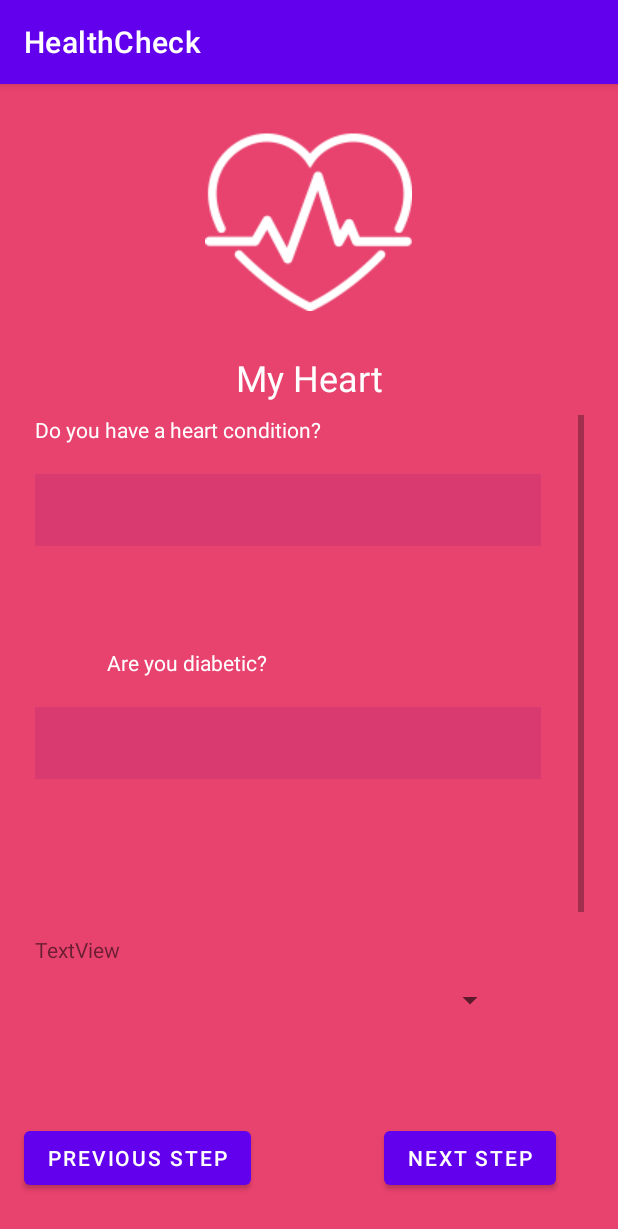
After one commit to hylionx/HealthCheck, an Android app: the MyHeart screen opened directly, with no data from a screen before it, on a phone screen of 412 x 824 dp. The commit adds this screen. Shown: the top 1229 px of the screen. Run offline under Robolectric (Android 15) with nearby library versions, the light colour scheme and no system bars.

Commit message:
Add Scroll View

```diff
--- a/app/src/main/AndroidManifest.xml
+++ b/app/src/main/AndroidManifest.xml
@@ -10,10 +10,10 @@
         android:supportsRtl="true"
         android:theme="@style/Theme.HealthCheck">
         <activity
-            android:name=".MonCoeur"
+            android:name=".MyHeart"
             android:exported="false" />
         <activity
-            android:name=".JeSuis"
+            android:name=".IAm"
             android:exported="false" />
         <activity
             android:name=".MainActivity"
--- /dev/null
+++ b/app/src/main/java/com/example/healthcheck/IAm.java
@@ -0,0 +1,37 @@
+package com.example.healthcheck;
+
+import androidx.appcompat.app.AppCompatActivity;
+
+import android.content.Intent;
+import android.os.Bundle;
+import android.widget.Button;
+
+public class IAm extends AppCompatActivity {
+    Button btn_suiv;
+    Button btn_prec;
+    @Override
+    protected void onCreate(Bundle savedInstanceState) {
+        super.onCreate(savedInstanceState);
+        setContentView(R.layout.activity_i_am);
+
+
+        btn_suiv = findViewById(R.id.btn_suiv);
+        btn_suiv.setOnClickListener(view -> onClickButtonSuivant());
+        btn_prec = findViewById(R.id.btn_prec);
+        btn_prec.setOnClickListener(view -> onClickButtonPrecedent());
+    }
+
+
+
+
+    public void onClickButtonSuivant(){
+        Intent intent = new Intent(this,MyHeart.class );
+        startActivity(intent);
+
+    }
+
+
+    public void onClickButtonPrecedent(){
+        finish();
+    }
+}
--- a/app/src/main/java/com/example/healthcheck/JeSuis.java
+++ /dev/null
@@ -1,14 +0,0 @@
-package com.example.healthcheck;
-
-import androidx.appcompat.app.AppCompatActivity;
-
-import android.os.Bundle;
-
-public class JeSuis extends AppCompatActivity {
-
-    @Override
-    protected void onCreate(Bundle savedInstanceState) {
-        super.onCreate(savedInstanceState);
-        setContentView(R.layout.activity_je_suis);
-    }
-}
--- a/app/src/main/java/com/example/healthcheck/MainActivity.java
+++ b/app/src/main/java/com/example/healthcheck/MainActivity.java
@@ -2,13 +2,38 @@ package com.example.healthcheck;
 
 import androidx.appcompat.app.AppCompatActivity;
 
+import android.content.Intent;
 import android.os.Bundle;
+import android.widget.Button;
+import android.widget.Toast;
 
 public class MainActivity extends AppCompatActivity {
+    Button btn_start;
+
+
 
     @Override
     protected void onCreate(Bundle savedInstanceState) {
         super.onCreate(savedInstanceState);
         setContentView(R.layout.activity_main);
+
+
+        btn_start = findViewById(R.id.btn_start);
+        btn_start.setOnClickListener(view -> onClickButtonStart());
     }
+
+    public void onClickButtonStart(){
+
+        Intent intent = new Intent(this,IAm.class );
+        startActivity(intent);
+
+    }
+
+    public void toast(String msg) {
+        Toast.makeText(this, msg,Toast.LENGTH_SHORT).show();
+    }
+
+
+
+
 }
--- a/app/src/main/java/com/example/healthcheck/MonCoeur.java
+++ /dev/null
@@ -1,14 +0,0 @@
-package com.example.healthcheck;
-
-import androidx.appcompat.app.AppCompatActivity;
-
-import android.os.Bundle;
-
-public class MonCoeur extends AppCompatActivity {
-
-    @Override
-    protected void onCreate(Bundle savedInstanceState) {
-        super.onCreate(savedInstanceState);
-        setContentView(R.layout.activity_mon_coeur);
-    }
-}
--- /dev/null
+++ b/app/src/main/java/com/example/healthcheck/MyHeart.java
@@ -0,0 +1,27 @@
+package com.example.healthcheck;
+
+import androidx.appcompat.app.AppCompatActivity;
+
+import android.os.Bundle;
+import android.widget.Button;
+
+public class MyHeart extends AppCompatActivity {
+    Button button_pre;
+    Button btn_suivant;
+
+    @Override
+    protected void onCreate(Bundle savedInstanceState) {
+        super.onCreate(savedInstanceState);
+        setContentView(R.layout.activity_my_heart);
+
+        button_pre = findViewById(R.id.button_pre);
+        button_pre.setOnClickListener(view -> onClickButtonPrecedent());
+    }
+
+
+
+
+    public void onClickButtonPrecedent(){
+        finish();
+    }
+}
--- /dev/null
+++ b/app/src/main/res/layout-land/activity_my_heart.xml
@@ -0,0 +1,146 @@
+<?xml version="1.0" encoding="utf-8"?>
+<androidx.constraintlayout.widget.ConstraintLayout xmlns:android="http://schemas.android.com/apk/res/android"
+    xmlns:app="http://schemas.android.com/apk/res-auto"
+    xmlns:tools="http://schemas.android.com/tools"
+    android:layout_width="match_parent"
+    android:layout_height="match_parent"
+    android:background="#E8426E"
+    android:visibility="visible"
+    tools:context=".MyHeart">
+
+    <TextView
+        android:id="@+id/titre_mon_coeur"
+        android:layout_width="205dp"
+        android:layout_height="33dp"
+        android:layout_marginTop="28dp"
+        android:text="@string/my_heart"
+        android:textAlignment="center"
+        android:textColor="#FFFFFF"
+        android:textSize="24sp"
+        app:layout_constraintEnd_toEndOf="@+id/my_heart_img"
+        app:layout_constraintStart_toStartOf="@+id/my_heart_img"
+        app:layout_constraintTop_toBottomOf="@+id/my_heart_img" />
+
+    <ImageView
+        android:id="@+id/my_heart_img"
+        android:layout_width="wrap_content"
+        android:layout_height="wrap_content"
+        android:layout_marginTop="32dp"
+        android:contentDescription="@string/my_heart"
+        android:src="@drawable/moncoeur"
+        app:layout_constraintEnd_toEndOf="parent"
+        app:layout_constraintHorizontal_bias="0.498"
+        app:layout_constraintStart_toStartOf="parent"
+        app:layout_constraintTop_toTopOf="parent" />
+
+    <ScrollView
+        android:layout_width="366dp"
+        android:layout_height="396dp"
+        android:layout_marginTop="8dp"
+        app:layout_constraintEnd_toEndOf="@+id/titre_mon_coeur"
+        app:layout_constraintStart_toStartOf="@+id/titre_mon_coeur"
+        app:layout_constraintTop_toBottomOf="@+id/titre_mon_coeur"
+        tools:ignore="SpeakableTextPresentCheck">
+
+        <LinearLayout
+            android:layout_width="match_parent"
+            android:layout_height="wrap_content"
+            android:orientation="vertical">
+
+            <TextView
+                android:id="@+id/q1_txt"
+                android:layout_width="wrap_content"
+                android:layout_height="wrap_content"
+                android:layout_marginBottom="20dp"
+                android:contentDescription="@string/question1"
+                android:text="@string/question1"
+                android:textColor="#FFFFFF"
+                tools:ignore="TextContrastCheck" />
+
+            <Spinner
+                android:id="@+id/sp_q1"
+                android:layout_width="337dp"
+                android:layout_height="48dp"
+                android:layout_marginBottom="68dp"
+                android:background="#28871176"
+                android:backgroundTint="#FBFBFB"
+                android:backgroundTintMode="multiply"
+                android:popupBackground="@android:color/black"
+                android:spinnerMode="dialog"
+                tools:ignore="SpeakableTextPresentCheck" />
+
+            <TextView
+                android:id="@+id/q2_txt"
+                android:layout_width="wrap_content"
+                android:layout_height="wrap_content"
+                android:layout_marginStart="48dp"
+                android:layout_marginBottom="20dp"
+                android:contentDescription="@string/question2"
+                android:text="@string/question2"
+                android:textColor="#FFFFFF"
+                tools:ignore="TextContrastCheck" />
+
+            <Spinner
+                android:id="@+id/sp_q2"
+                android:layout_width="337dp"
+                android:layout_height="48dp"
+                android:layout_marginBottom="104dp"
+                android:background="#28871176"
+                android:backgroundTint="#FBFBFB"
+                android:backgroundTintMode="multiply"
+                android:popupBackground="@android:color/black"
+                android:spinnerMode="dialog"
+                tools:ignore="SpeakableTextPresentCheck" />
+
+            <TextView
+                android:id="@+id/textView3"
+                android:layout_width="216dp"
+                android:layout_height="wrap_content"
+                android:text="@string/sp_q4"
+                tools:ignore="TextContrastCheck" />
+
+            <Spinner
+                android:id="@+id/spinner2"
+                android:layout_width="314dp"
+                android:layout_height="wrap_content"
+                android:minHeight="48dp"
+                tools:ignore="SpeakableTextPresentCheck" />
+
+            <TextView
+                android:id="@+id/textView4"
+                android:layout_width="216dp"
+                android:layout_height="wrap_content"
+                android:text="@string/sp_q3"
+                tools:ignore="TextContrastCheck" />
+
+            <Spinner
+                android:id="@+id/spinner"
+                android:layout_width="313dp"
+                android:layout_height="40dp" />
+
+        </LinearLayout>
+    </ScrollView>
+
+    <Button
+        android:id="@+id/btn_suivant"
+        android:layout_width="wrap_content"
+        android:layout_height="wrap_content"
+        android:layout_marginBottom="28dp"
+        android:text="@string/next_step"
+        app:layout_constraintBottom_toBottomOf="parent"
+        app:layout_constraintEnd_toEndOf="parent"
+        app:layout_constraintHorizontal_bias="0.68"
+        app:layout_constraintStart_toEndOf="@+id/button_pre" />
+
+    <Button
+        android:id="@+id/button_pre"
+        android:layout_width="wrap_content"
+        android:layout_height="wrap_content"
+        android:layout_marginStart="16dp"
+        android:layout_marginBottom="28dp"
+        android:text="@string/previous_step"
+        app:layout_constraintBottom_toBottomOf="parent"
+        app:layout_constraintStart_toStartOf="parent"
+        tools:ignore="TouchTargetSizeCheck" />
+
+</androidx.constraintlayout.widget.ConstraintLayout>
--- a/app/src/main/res/layout/activity_je_suis.xml
+++ b/app/src/main/res/layout/activity_i_am.xml
@@ -6,7 +6,7 @@
     android:layout_height="match_parent"
     android:background="#B8A5D0"
     android:contentDescription="@string/my_profile"
-    tools:context=".JeSuis">
+    tools:context=".IAm">
 
     <TextView
         android:id="@+id/txt_you_are"
@@ -64,15 +64,14 @@
         android:text="@string/your_age"
         android:textColor="#0277BD"
         android:textSize="20sp"
+        app:layout_constraintBottom_toBottomOf="@+id/edit_age"
         app:layout_constraintStart_toStartOf="parent"
-        app:layout_constraintTop_toTopOf="@+id/edit_age"
         tools:ignore="TextContrastCheck" />
 
     <EditText
         android:id="@+id/edit_age"
-        android:layout_width="wrap_content"
-        android:layout_height="wrap_content"
-        android:layout_marginStart="16dp"
+        android:layout_width="144dp"
+        android:layout_height="44dp"
         android:layout_marginTop="84dp"
         android:ems="10"
         android:importantForAutofill="no"
@@ -81,7 +80,7 @@
         app:layout_constraintEnd_toEndOf="@+id/rg_selection"
         app:layout_constraintStart_toStartOf="@+id/rg_selection"
         app:layout_constraintTop_toBottomOf="@+id/rg_selection"
-        tools:ignore="DuplicateSpeakableTextCheck" />
+        tools:ignore="DuplicateSpeakableTextCheck,TouchTargetSizeCheck" />
 
     <Button
         android:id="@+id/btn_prec"
@@ -108,11 +107,13 @@
         android:id="@+id/titre_je_suis"
         android:layout_width="wrap_content"
         android:layout_height="wrap_content"
+        android:layout_marginTop="8dp"
         android:text="@string/my_profile"
         android:textAlignment="center"
         android:textColor="#FFFFFF"
         android:textSize="24sp"
         app:layout_constraintEnd_toEndOf="@+id/profil"
+        app:layout_constraintHorizontal_bias="0.75"
         app:layout_constraintStart_toStartOf="@+id/profil"
         app:layout_constraintTop_toBottomOf="@+id/profil"
         tools:ignore="TextContrastCheck" />
@@ -121,6 +122,7 @@
         android:id="@+id/profil"
         android:layout_width="136dp"
         android:layout_height="84dp"
+        android:layout_marginTop="32dp"
         android:contentDescription="@string/my_profile"
         app:layout_constraintEnd_toEndOf="parent"
         app:layout_constraintStart_toStartOf="parent"
--- a/app/src/main/res/layout/activity_main.xml
+++ b/app/src/main/res/layout/activity_main.xml
@@ -24,14 +24,14 @@
         android:id="@+id/edit_name"
         android:layout_width="wrap_content"
         android:layout_height="wrap_content"
-        android:layout_marginTop="16dp"
+        android:layout_marginTop="24dp"
         android:autofillHints=" "
         android:ems="10"
         android:inputType="textPersonName"
         android:minHeight="48dp"
         android:textColor="#F3EFEF"
         app:layout_constraintEnd_toEndOf="@+id/name_txt"
-        app:layout_constraintHorizontal_bias="0.497"
+        app:layout_constraintHorizontal_bias="0.504"
         app:layout_constraintStart_toStartOf="@+id/name_txt"
         app:layout_constraintTop_toBottomOf="@+id/name_txt"
         tools:ignore="SpeakableTextPresentCheck,TouchTargetSizeCheck,TouchTargetSizeCheck,TouchTargetSizeCheck,TouchTargetSizeCheck,DuplicateSpeakableTextCheck" />
--- a/app/src/main/res/layout/activity_mon_coeur.xml
+++ /dev/null
@@ -1,95 +0,0 @@
-<?xml version="1.0" encoding="utf-8"?>
-<androidx.constraintlayout.widget.ConstraintLayout xmlns:android="http://schemas.android.com/apk/res/android"
-    xmlns:app="http://schemas.android.com/apk/res-auto"
-    xmlns:tools="http://schemas.android.com/tools"
-    android:layout_width="match_parent"
-    android:layout_height="match_parent"
-    android:background="#E8426E"
-    android:visibility="visible"
-    tools:context=".MonCoeur">
-
-    <ImageView
-        android:id="@+id/coeur_img"
-        android:layout_width="wrap_content"
-        android:layout_height="wrap_content"
-        android:layout_marginTop="4dp"
-        android:contentDescription="@string/coeur_img"
-        android:src="@drawable/coeur"
-        app:layout_constraintEnd_toEndOf="parent"
-        app:layout_constraintStart_toStartOf="parent"
-        app:layout_constraintTop_toTopOf="parent" />
-
-    <TextView
-        android:id="@+id/q1_txt"
-        android:layout_width="wrap_content"
-        android:layout_height="wrap_content"
-        android:layout_marginStart="16dp"
-        android:layout_marginTop="72dp"
-        android:contentDescription="@string/question1"
-        android:text="@string/question1"
-        android:textColor="#FFFFFF"
-        app:layout_constraintStart_toStartOf="parent"
-        app:layout_constraintTop_toBottomOf="@+id/coeur_img"
-        tools:ignore="TextContrastCheck" />
-
-    <TextView
-        android:id="@+id/q2_txt"
-        android:layout_width="wrap_content"
-        android:layout_height="wrap_content"
-        android:layout_marginStart="16dp"
-        android:layout_marginTop="24dp"
-        android:contentDescription="@string/question2"
-        android:text="@string/question2"
-        android:textColor="#FFFFFF"
-        app:layout_constraintStart_toStartOf="parent"
-        app:layout_constraintTop_toBottomOf="@+id/sp_q1"
-        tools:ignore="TextContrastCheck" />
-
-    <Spinner
-        android:id="@+id/sp_q1"
-        android:layout_width="338dp"
-        android:layout_height="48dp"
-        android:layout_marginTop="24dp"
-        android:background="#28871176"
-        android:backgroundTint="#FBFBFB"
-        android:backgroundTintMode="multiply"
-        android:popupBackground="@android:color/black"
-        android:spinnerMode="dialog"
-        app:layout_constraintEnd_toEndOf="parent"
-        app:layout_constraintHorizontal_bias="0.219"
-        app:layout_constraintStart_toStartOf="parent"
-        app:layout_constraintTop_toBottomOf="@+id/q1_txt"
-        tools:ignore="SpeakableTextPresentCheck" />
-
-    <Spinner
-        android:id="@+id/sp_q2"
-        android:layout_width="338dp"
-        android:layout_height="48dp"
-        android:layout_marginStart="8dp"
-        android:layout_marginTop="24dp"
-        android:background="#28871176"
-        android:backgroundTint="#FBFBFB"
-        android:backgroundTintMode="multiply"
-        android:popupBackground="@android:color/black"
-        android:spinnerMode="dialog"
-        app:layout_constraintEnd_toEndOf="parent"
-        app:layout_constraintHorizontal_bias="0.123"
-        app:layout_constraintStart_toStartOf="parent"
-        app:layout_constraintTop_toBottomOf="@+id/q2_txt"
-        tools:ignore="SpeakableTextPresentCheck" />
-
-    <TextView
-        android:id="@+id/titre_mon_coeur"
-        android:layout_width="205dp"
-        android:layout_height="33dp"
-        android:layout_marginTop="24dp"
-        android:text="@string/my_heart"
-        android:textAlignment="center"
-        android:textColor="#FFFFFF"
-        android:textSize="24sp"
-        app:layout_constraintEnd_toEndOf="parent"
-        app:layout_constraintHorizontal_bias="0.498"
-        app:layout_constraintStart_toStartOf="parent"
-        app:layout_constraintTop_toBottomOf="@+id/coeur_img" />
-
-</androidx.constraintlayout.widget.ConstraintLayout>
--- /dev/null
+++ b/app/src/main/res/layout/activity_my_heart.xml
@@ -0,0 +1,146 @@
+<?xml version="1.0" encoding="utf-8"?>
+<androidx.constraintlayout.widget.ConstraintLayout xmlns:android="http://schemas.android.com/apk/res/android"
+    xmlns:app="http://schemas.android.com/apk/res-auto"
+    xmlns:tools="http://schemas.android.com/tools"
+    android:layout_width="match_parent"
+    android:layout_height="match_parent"
+    android:background="#E8426E"
+    android:visibility="visible"
+    tools:context=".MyHeart">
+
+    <TextView
+        android:id="@+id/titre_mon_coeur"
+        android:layout_width="205dp"
+        android:layout_height="33dp"
+        android:layout_marginTop="28dp"
+        android:text="@string/my_heart"
+        android:textAlignment="center"
+        android:textColor="#FFFFFF"
+        android:textSize="24sp"
+        app:layout_constraintEnd_toEndOf="@+id/my_heart_img"
+        app:layout_constraintStart_toStartOf="@+id/my_heart_img"
+        app:layout_constraintTop_toBottomOf="@+id/my_heart_img" />
+
+    <ImageView
+        android:id="@+id/my_heart_img"
+        android:layout_width="wrap_content"
+        android:layout_height="wrap_content"
+        android:layout_marginTop="32dp"
+        android:contentDescription="@string/my_heart"
+        android:src="@drawable/moncoeur"
+        app:layout_constraintEnd_toEndOf="parent"
+        app:layout_constraintHorizontal_bias="0.498"
+        app:layout_constraintStart_toStartOf="parent"
+        app:layout_constraintTop_toTopOf="parent" />
+
+    <ScrollView
+        android:layout_width="366dp"
+        android:layout_height="396dp"
+        android:layout_marginTop="8dp"
+        app:layout_constraintEnd_toEndOf="@+id/titre_mon_coeur"
+        app:layout_constraintStart_toStartOf="@+id/titre_mon_coeur"
+        app:layout_constraintTop_toBottomOf="@+id/titre_mon_coeur"
+        tools:ignore="SpeakableTextPresentCheck">
+
+        <LinearLayout
+            android:layout_width="match_parent"
+            android:layout_height="wrap_content"
+            android:orientation="vertical">
+
+            <TextView
+                android:id="@+id/q1_txt"
+                android:layout_width="wrap_content"
+                android:layout_height="wrap_content"
+                android:layout_marginBottom="20dp"
+                android:contentDescription="@string/question1"
+                android:text="@string/question1"
+                android:textColor="#FFFFFF"
+                tools:ignore="TextContrastCheck" />
+
+            <Spinner
+                android:id="@+id/sp_q1"
+                android:layout_width="337dp"
+                android:layout_height="48dp"
+                android:layout_marginBottom="68dp"
+                android:background="#28871176"
+                android:backgroundTint="#FBFBFB"
+                android:backgroundTintMode="multiply"
+                android:popupBackground="@android:color/black"
+                android:spinnerMode="dialog"
+                tools:ignore="SpeakableTextPresentCheck" />
+
+            <TextView
+                android:id="@+id/q2_txt"
+                android:layout_width="wrap_content"
+                android:layout_height="wrap_content"
+                android:layout_marginStart="48dp"
+                android:layout_marginBottom="20dp"
+                android:contentDescription="@string/question2"
+                android:text="@string/question2"
+                android:textColor="#FFFFFF"
+                tools:ignore="TextContrastCheck" />
+
+            <Spinner
+                android:id="@+id/sp_q2"
+                android:layout_width="337dp"
+                android:layout_height="48dp"
+                android:layout_marginBottom="104dp"
+                android:background="#28871176"
+                android:backgroundTint="#FBFBFB"
+                android:backgroundTintMode="multiply"
+                android:popupBackground="@android:color/black"
+                android:spinnerMode="dialog"
+                tools:ignore="SpeakableTextPresentCheck" />
+
+            <TextView
+                android:id="@+id/textView3"
+                android:layout_width="216dp"
+                android:layout_height="wrap_content"
+                android:text="@string/sp_q4"
+                tools:ignore="TextContrastCheck" />
+
+            <Spinner
+                android:id="@+id/spinner2"
+                android:layout_width="314dp"
+                android:layout_height="wrap_content"
+                android:minHeight="48dp"
+                tools:ignore="SpeakableTextPresentCheck" />
+
+            <TextView
+                android:id="@+id/textView4"
+                android:layout_width="216dp"
+                android:layout_height="wrap_content"
+                android:text="@string/sp_q3"
+                tools:ignore="TextContrastCheck" />
+
+            <Spinner
+                android:id="@+id/spinner"
+                android:layout_width="313dp"
+                android:layout_height="40dp" />
+
+        </LinearLayout>
+    </ScrollView>
+
+    <Button
+        android:id="@+id/btn_suivant"
+        android:layout_width="wrap_content"
+        android:layout_height="wrap_content"
+        android:layout_marginBottom="28dp"
+        android:text="@string/next_step"
+        app:layout_constraintBottom_toBottomOf="parent"
+        app:layout_constraintEnd_toEndOf="parent"
+        app:layout_constraintHorizontal_bias="0.68"
+        app:layout_constraintStart_toEndOf="@+id/button_pre" />
+
+    <Button
+        android:id="@+id/button_pre"
+        android:layout_width="wrap_content"
+        android:layout_height="wrap_content"
+        android:layout_marginStart="16dp"
+        android:layout_marginBottom="28dp"
+        android:text="@string/previous_step"
+        app:layout_constraintBottom_toBottomOf="parent"
+        app:layout_constraintStart_toStartOf="parent"
+        tools:ignore="TouchTargetSizeCheck" />
+
+</androidx.constraintlayout.widget.ConstraintLayout>
--- a/app/src/main/res/values/strings.xml
+++ b/app/src/main/res/values/strings.xml
@@ -22,4 +22,6 @@
     <string name="question2">Are you diabetic?</string>
     <string name="titre_main">How is your heart?</string>
     <string name="text_main">10 minutes and 8 subjects to discover!</string>
+    <string name="sp_q3">TextView</string>
+    <string name="sp_q4">TextView</string>
 </resources>
```
Also changed, not shown: app/src/main/res/drawable/moncoeur.png (added), app/src/main/res/drawable/profil.png (deleted).
